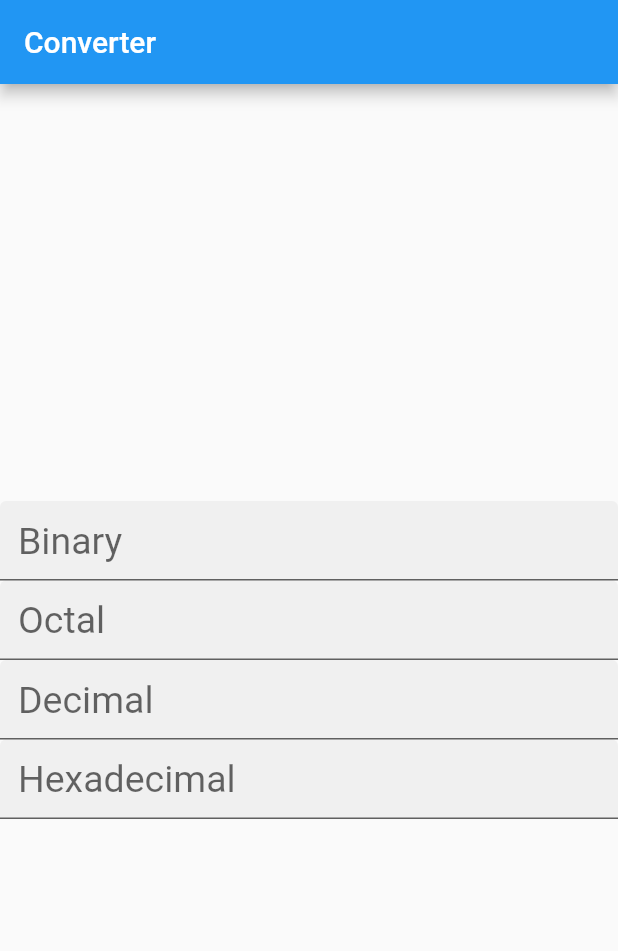
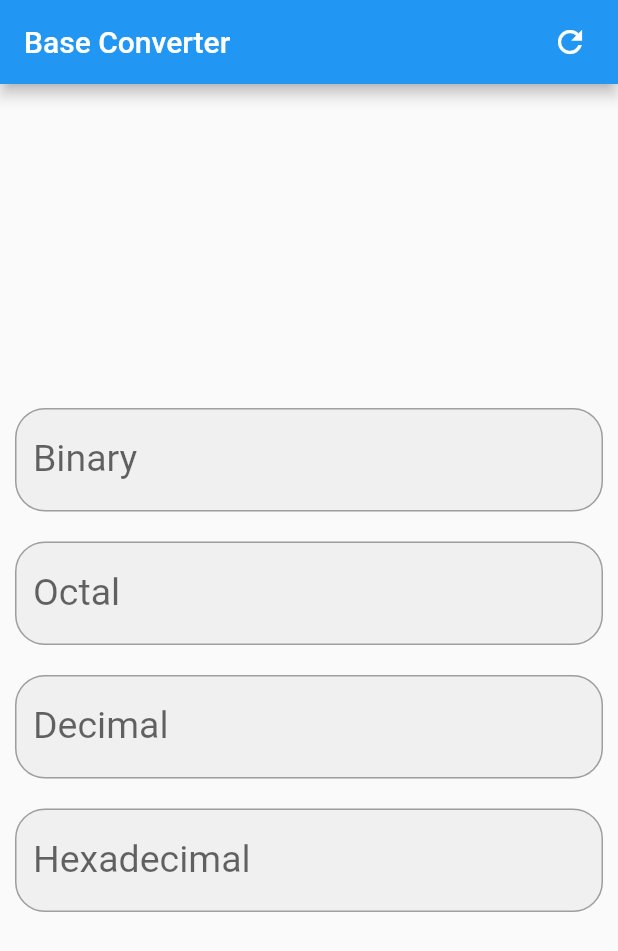
Before and after one commit to appdev-umair/base_converter, a Flutter app: the screen it shows after launch, on a phone screen of 412 x 824 dp. Shown: the top 951 px of the screen. Run offline on Flutter 3.47's test engine with Material 2 defaults, Android fonts, the phone set to English and light mode, and no system bars; our stand-ins replace flutter_svg, splashscreen.

Commit message:
Number base converter app

```diff
--- a/lib/main.dart
+++ b/lib/main.dart
@@ -1,5 +1,9 @@
+import 'dart:async';
+
 import 'package:flutter/material.dart';
 import 'package:flutter/services.dart';
+import 'package:flutter_svg/svg.dart';
+import 'package:splashscreen/splashscreen.dart';
 
 import 'logic/binary.dart';
 import 'logic/decimal.dart';
@@ -19,7 +23,35 @@ class MyApp extends StatelessWidget {
     return MaterialApp(
       debugShowCheckedModeBanner: false,
       theme: ThemeData.light(),
-      home: Converter(),
+      home: Splash(),
+    );
+  }
+}
+class Splash extends StatefulWidget {
+  const Splash({Key? key}) : super(key: key);
+
+  @override
+  State<Splash> createState() => _SplashState();
+}
+
+class _SplashState extends State<Splash> {
+  @override
+  void initState() {
+    super.initState();
+    Timer(Duration(seconds: 1),
+            ()=>Navigator.pushReplacement(context,
+            MaterialPageRoute(builder:
+                (context) =>
+                Converter()
+            )
+        )
+    );
+  }
+
+  Widget build(BuildContext context) {
+    return Container(
+      child: Image.asset('assets/images/logo.png'),
+      color: Color(0xFF6C60FF)
     );
   }
 }
@@ -38,51 +70,82 @@ class _ConverterState extends State<Converter> {
   var binary = TextEditingController();
   var len = 100;
 
-  void lengthChange(int leng){
+  void lengthChange(int leng) {
     setState(() {
       len = leng;
     });
   }
+
   @override
   Widget build(BuildContext context) {
     return Scaffold(
       appBar: AppBar(
-        title: Text("Converter"),
+        title: Text("Base Converter"),
+        actions: [Container(
+          margin: EdgeInsets.only(right: 8),
+          child: IconButton(onPressed: () {
+            binary.text = "";
+            octal.text = "";
+            decimal.text = "";
+            hexadecimal.text = "";
+          },
+            hoverColor: Colors.transparent,
+            splashColor: Colors.transparent,
+            splashRadius: 20,
+            icon: Icon(Icons.refresh),
+
+          ),
+        )
+        ],
       ),
       body: Center(
           child: Container(
         child: Column(
           mainAxisAlignment: MainAxisAlignment.center,
           children: [
-            TextField(
+            Container(
+              margin: EdgeInsets.all(10),
+              child: TextField(
                 controller: binary,
-              style: TextStyle(
-                fontSize: 25
-              ),
+                style: TextStyle(fontSize: 25),
                 decoration: InputDecoration(
-                hintText: "Binary",
                     filled: true,
-              ),
+                    labelText: "Binary",
+                    enabledBorder: OutlineInputBorder(
+                        borderRadius: BorderRadius.circular(20.0),
+                        borderSide: BorderSide(color: Colors.grey)),
+                    focusedBorder: OutlineInputBorder(
+                        borderRadius: BorderRadius.circular(20.0),
+                        borderSide: BorderSide(color: Colors.blueAccent))),
                 inputFormatters: [
-                FilteringTextInputFormatter.allow(RegExp(r'^[0-1]*\.?[0-1]{0,64}')),
+                  FilteringTextInputFormatter.allow(
+                      RegExp(r'^[0-1]*\.?[0-1]{0,64}')),
                 ],
                 onChanged: (value) {
-
                   if (searchFunction(value, '.')) {
-
                     if (value[value.indexOf('.')] != value[value.length - 1]) {
-                    if(binaryFraction(value, 8).length >= 16){
-                      octal.text = binaryToOtherSystem(value.substring(0, value.indexOf('.')), 8) + '.' + binaryFraction(value, 8).substring(0, 16);
-                    }
-                    else{
-                      octal.text = binaryToOtherSystem(value.substring(0, value.indexOf('.')), 8) + '.' + binaryFraction(value, 8);
+                      if (binaryFraction(value, 8).length >= 16) {
+                        octal.text = binaryToOtherSystem(
+                                value.substring(0, value.indexOf('.')), 8) +
+                            '.' +
+                            binaryFraction(value, 8).substring(0, 16);
+                      } else {
+                        octal.text = binaryToOtherSystem(
+                                value.substring(0, value.indexOf('.')), 8) +
+                            '.' +
+                            binaryFraction(value, 8);
                       }
                       decimal.text = binaryFraction(value, 10);
-                    if(binaryFraction(value, 16).length >= 16){
-                      hexadecimal.text = binaryToOtherSystem(value.substring(0, value.indexOf('.')), 16) + '.' + binaryFraction(value, 16).substring(0, 16);
-                    }
-                    else{
-                      hexadecimal.text = binaryToOtherSystem(value.substring(0, value.indexOf('.')), 16) + '.' + binaryFraction(value, 16);
+                      if (binaryFraction(value, 16).length >= 16) {
+                        hexadecimal.text = binaryToOtherSystem(
+                                value.substring(0, value.indexOf('.')), 16) +
+                            '.' +
+                            binaryFraction(value, 16).substring(0, 16);
+                      } else {
+                        hexadecimal.text = binaryToOtherSystem(
+                                value.substring(0, value.indexOf('.')), 16) +
+                            '.' +
+                            binaryFraction(value, 16);
                       }
                     }
                   } else if (value == "") {
@@ -97,20 +160,25 @@ class _ConverterState extends State<Converter> {
                 },
                 keyboardType: TextInputType.number,
               ),
-            TextField(
+            ),
+            Container(
+              margin: EdgeInsets.all(10),
+              child: TextField(
                 controller: octal,
                 inputFormatters: [
-                FilteringTextInputFormatter.allow(RegExp(r'^[0-7]*\.?[0-7]{0,24}')),
+                  FilteringTextInputFormatter.allow(
+                      RegExp(r'^[0-7]*\.?[0-7]{0,24}')),
                 ],
-              style: TextStyle(
-                  fontSize: 25
-              ),
+                style: TextStyle(fontSize: 25),
                 onChanged: (value) {
                   if (searchFunction(value, '.')) {
                     if (value[value.indexOf('.')] != value[value.length - 1]) {
                       binary.text = octalFraction(value, 2);
                       decimal.text = octalFraction(value, 10);
-                    hexadecimal.text = octalToOtherSystem(value.substring(0, value.indexOf('.')), 16) + '.' + octalFraction(value, 16);
+                      hexadecimal.text = octalToOtherSystem(
+                              value.substring(0, value.indexOf('.')), 16) +
+                          '.' +
+                          octalFraction(value, 16);
                     }
                   } else if (value == "") {
                     binary.text = "";
@@ -123,30 +191,39 @@ class _ConverterState extends State<Converter> {
                   }
                 },
                 decoration: InputDecoration(
-                hintText: "Octal",
+                    labelText: "Octal",
                     filled: true,
-              ),
+                    enabledBorder: OutlineInputBorder(
+                        borderRadius: BorderRadius.circular(20.0),
+                        borderSide: BorderSide(color: Colors.grey)),
+                    focusedBorder: OutlineInputBorder(
+                        borderRadius: BorderRadius.circular(20.0),
+                        borderSide: BorderSide(color: Colors.blueAccent))),
                 keyboardType: TextInputType.number,
               ),
-            TextField(
+            ),
+            Container(
+              margin: EdgeInsets.all(10),
+              child: TextField(
                 controller: decimal,
                 inputFormatters: [
-                FilteringTextInputFormatter.allow(RegExp(r'^[0-9]*\.?[0-9]{0,16}')),
+                  FilteringTextInputFormatter.allow(
+                      RegExp(r'^[0-9]*\.?[0-9]{0,16}')),
                 ],
-              style: TextStyle(
-                  fontSize: 25
-              ),
+                style: TextStyle(fontSize: 25),
                 onChanged: (value) {
                   if (searchFunction(value, '.')) {
                     if (value[value.indexOf('.')] != value[value.length - 1]) {
                       binary.text = decimalFraction(value, 2);
                       octal.text = decimalFraction(value, 8);
                       hexadecimal.text = decimalFraction(value, 16);
-                  }
-                  else{
-                    binary.text = decimalToOtherSystem(value.substring(0, value.indexOf('.')), 2);
-                    octal.text = decimalToOtherSystem(value.substring(0, value.indexOf('.')), 8);
-                    hexadecimal.text = decimalToOtherSystem(value.substring(0, value.indexOf('.')), 16);
+                    } else {
+                      binary.text = decimalToOtherSystem(
+                          value.substring(0, value.indexOf('.')), 2);
+                      octal.text = decimalToOtherSystem(
+                          value.substring(0, value.indexOf('.')), 8);
+                      hexadecimal.text = decimalToOtherSystem(
+                          value.substring(0, value.indexOf('.')), 16);
                     }
                   } else if (value == "") {
                     binary.text = "";
@@ -159,36 +236,46 @@ class _ConverterState extends State<Converter> {
                   }
                 },
                 decoration: InputDecoration(
-                hintText: "Decimal",
+                  enabledBorder: OutlineInputBorder(
+                      borderRadius: BorderRadius.circular(20.0),
+                      borderSide: BorderSide(color: Colors.grey)),
+                  focusedBorder: OutlineInputBorder(
+                      borderRadius: BorderRadius.circular(20.0),
+                      borderSide: BorderSide(color: Colors.blueAccent)),
+                  labelText: "Decimal",
                   filled: true,
                 ),
-
                 keyboardType: TextInputType.number,
               ),
-            TextField(
-
-              style: TextStyle(
-                  fontSize: 25
             ),
+            Container(
+              margin: EdgeInsets.all(10),
+              child: TextField(
+                style: TextStyle(fontSize: 25),
                 controller: hexadecimal,
                 inputFormatters: [
-                FilteringTextInputFormatter.allow(RegExp(r'^[0-9a-fA-F]*\.?[0-9a-fA-F]{0,16}')),
+                  FilteringTextInputFormatter.allow(
+                      RegExp(r'^[0-9a-fA-F]*\.?[0-9a-fA-F]{0,16}')),
                 ],
                 onChanged: (value) {
                   hexadecimal.value = TextEditingValue(
                       text: value.toUpperCase(),
-                  selection: hexadecimal.selection
-                );
+                      selection: hexadecimal.selection);
                   if (searchFunction(value, '.')) {
                     if (value[value.indexOf('.')] != value[value.length - 1]) {
                       binary.text = hexadecimalFraction(value, 2);
-                    octal.text = hexadecimalToOtherSystem(value.substring(0, value.indexOf('.')), 8) + '.' + hexadecimalFraction(value, 8);
+                      octal.text = hexadecimalToOtherSystem(
+                              value.substring(0, value.indexOf('.')), 8) +
+                          '.' +
+                          hexadecimalFraction(value, 8);
                       decimal.text = hexadecimalFraction(value, 10);
-                  }
-                  else{
-                    binary.text = hexadecimalToOtherSystem(value.substring(0, value.indexOf('.')), 2);
-                    octal.text = hexadecimalToOtherSystem(value.substring(0, value.indexOf('.')), 8);
-                    decimal.text = hexadecimalToOtherSystem(value.substring(0, value.indexOf('.')), 10);
+                    } else {
+                      binary.text = hexadecimalToOtherSystem(
+                          value.substring(0, value.indexOf('.')), 2);
+                      octal.text = hexadecimalToOtherSystem(
+                          value.substring(0, value.indexOf('.')), 8);
+                      decimal.text = hexadecimalToOtherSystem(
+                          value.substring(0, value.indexOf('.')), 10);
                     }
                   } else if (value == "") {
                     binary.text = "";
@@ -201,11 +288,16 @@ class _ConverterState extends State<Converter> {
                   }
                 },
                 decoration: InputDecoration(
-                hintText: "Hexadecimal",
+                    labelText: "Hexadecimal",
                     filled: true,
+                    enabledBorder: OutlineInputBorder(
+                        borderRadius: BorderRadius.circular(20.0),
+                        borderSide: BorderSide(color: Colors.grey)),
+                    focusedBorder: OutlineInputBorder(
+                        borderRadius: BorderRadius.circular(20.0),
+                        borderSide: BorderSide(color: Colors.blueAccent))),
               ),
-
-            )
+            ),
           ],
         ),
       )),
```
Also changed, not shown: pubspec.yaml (+5 -4 lines), assets/images/logo.png (added), pubspec.lock. Lines whose indentation alone changed are shown as unchanged.
